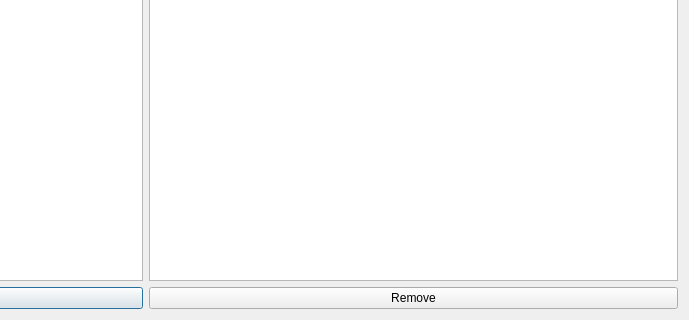
The window that simple_project/dialog.ui (Aribaldi/FM) describes before a commit, drawn with Qt 5; both pictures show x 398 to 1087 and y 720 to 1040 of the 1087 by 1040 pixel window.
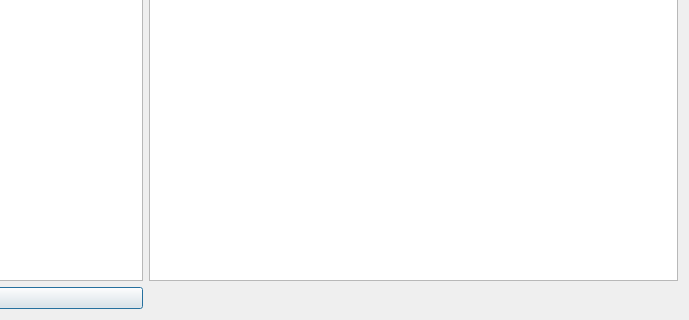
The same window after the commit.

Commit message: Добавлено нормальное удаление файлов из контекстного меню, добавлена функция переименования

```diff
--- a/simple_project/dialog.ui
+++ b/simple_project/dialog.ui
@@ -43,13 +43,6 @@
      </property>
     </widget>
    </item>
-   <item row="2" column="3">
-    <widget class="QPushButton" name="pushButton">
-     <property name="text">
-      <string>Remove</string>
-     </property>
-    </widget>
-   </item>
   </layout>
  </widget>
  <layoutdefault spacing="6" margin="11"/>
```
The commit also changes 2 other files.
